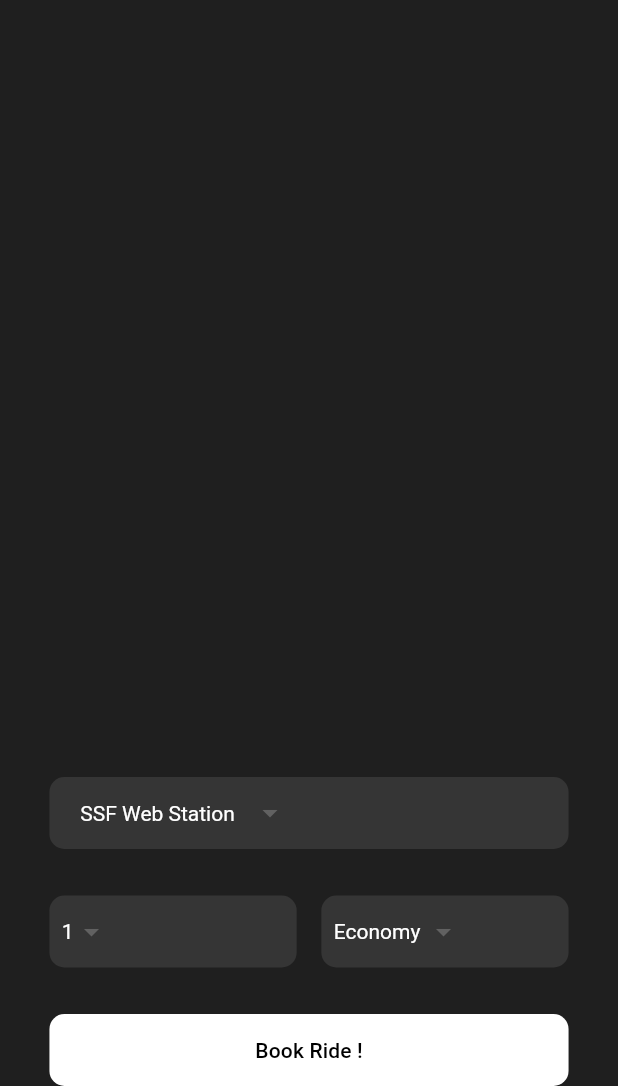
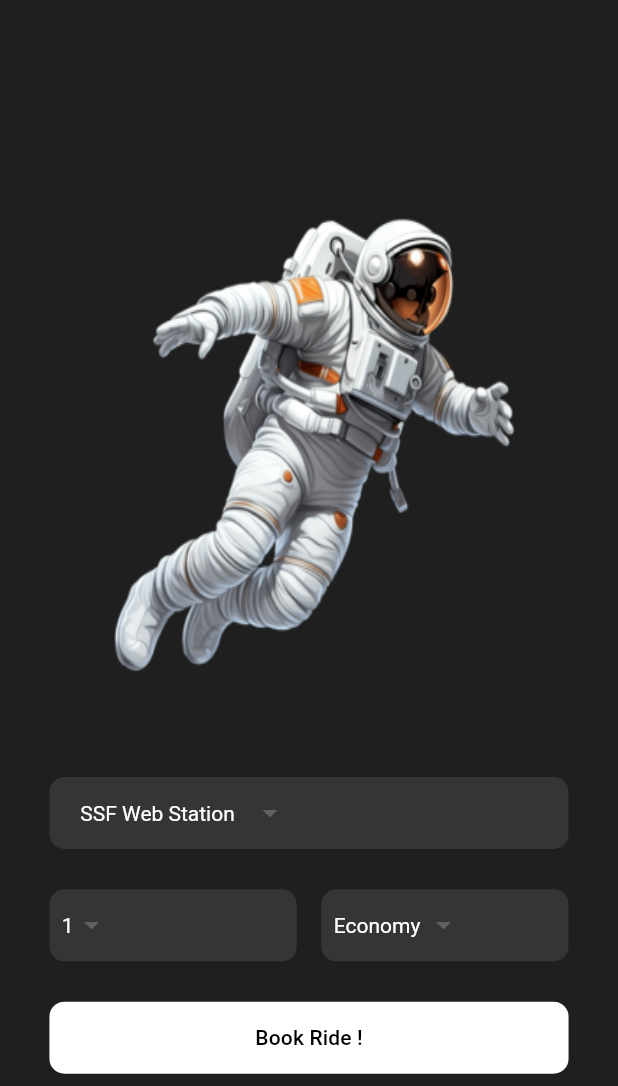
Before and after one commit to sadeepfernando/GoMoon, a Flutter app: the screen it shows after launch, on a phone screen of 412 x 824 dp, the part 150-1236 px from its top. Run offline on Flutter 3.47's test engine with Material 3 defaults, Android fonts, the phone set to English and light mode, and no system bars.

Commit message:
Finalizing the Ui elements using stack

```diff
--- a/lib/pages/home_page.dart
+++ b/lib/pages/home_page.dart
@@ -19,13 +19,19 @@ class HomePage extends StatelessWidget {
                 height: _pageHeight,
                 width: _pagewidth,
                 padding: EdgeInsets.symmetric(horizontal: _pagewidth * 0.08),
-      child: Column(
+                child: Stack(
+                  children: [
+                    Column(
                       mainAxisAlignment: MainAxisAlignment.spaceBetween,
                       mainAxisSize: MainAxisSize.max,
                       crossAxisAlignment: CrossAxisAlignment.start,
                       children: [_pageTitle(), _bookRideWidget()],
                     ),
-    )));
+                   Align(
+
+                    child:  _astroImageWidget(),)
+                  ],
+                ))));
   }
 
   Widget _pageTitle() {
@@ -58,9 +64,11 @@ class HomePage extends StatelessWidget {
 
   Widget _astroImageWidget() {
     return Container(
+      height: _pageHeight*0.5,
+      width: _pagewidth,
       decoration: const BoxDecoration(
         image: DecorationImage(
-          image: AssetImage("assets/images/background.jpg"),
+          image: AssetImage("assets/images/background.png"),
           fit: BoxFit.fill,
         ),
       ),
@@ -88,21 +96,20 @@ class HomePage extends StatelessWidget {
     );
   }
 
-  Widget _rideButton(){
+  Widget _rideButton() {
     return Container(
       width: _pagewidth,
+      margin: EdgeInsets.only(bottom: _pageHeight * 0.01),
       decoration: BoxDecoration(
-        color: Colors.white,
-        borderRadius: BorderRadius.circular(10)
-        ),
-
-      child: MaterialButton(onPressed: (){},
+          color: Colors.white, borderRadius: BorderRadius.circular(10)),
+      child: MaterialButton(
+          onPressed: () {},
           child: const Text(
             "Book Ride !",
             style: TextStyle(
-          color: Colors.black,),
-        )
+              color: Colors.black,
             ),
+          )),
     );
   }
 }
```
Also changed, not shown: assets/images/background.jpg (deleted), assets/images/background.png (added), assets/images/redux.jpg (deleted). Lines whose indentation alone changed are shown as unchanged.
